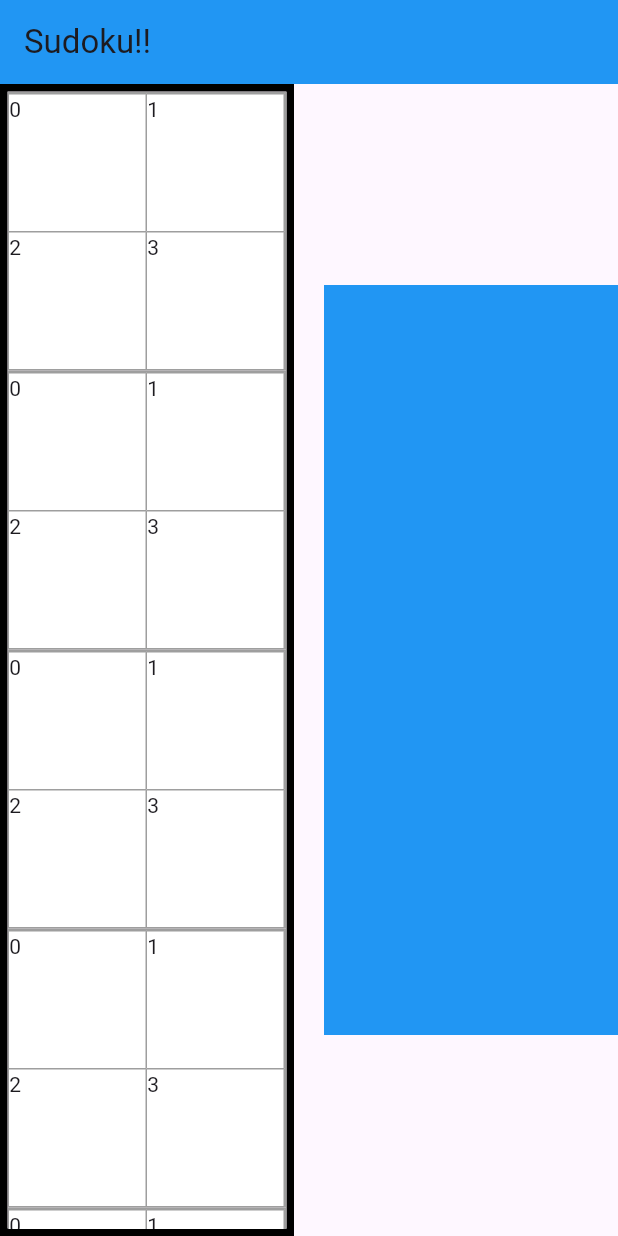
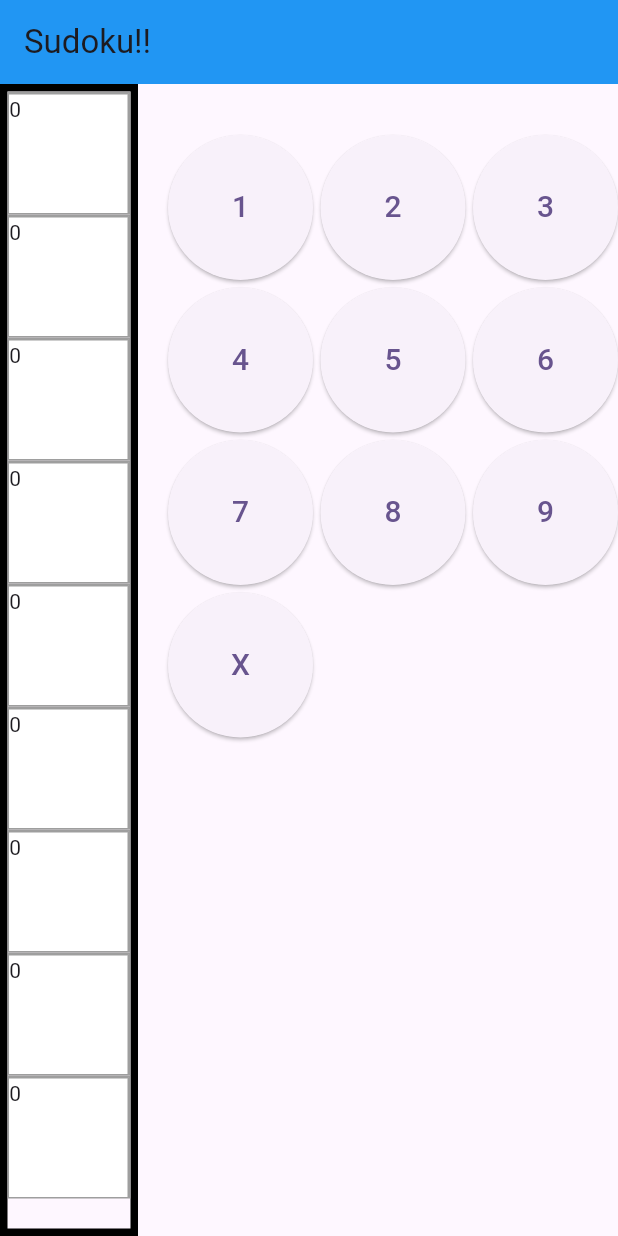
Before and after one commit to ChinNwabu97/project-sudoku, a Flutter app: the screen it shows after launch, on a phone screen of 412 x 824 dp. Run offline on Flutter 3.47's test engine with Material 3 defaults, Android fonts, the phone set to English and light mode, and no system bars.

Commit message:
Created a number pad
NumberPad file introduced

A SizedBox made so that the number pad size could be controlled

```diff
--- a/sudoku/lib/page/home_page/grid_in_grid.dart
+++ b/sudoku/lib/page/home_page/grid_in_grid.dart
@@ -24,7 +24,8 @@ class GridInGrid extends StatelessWidget {
           itemCount: 9,
           itemBuilder: (context, i) {
             return SudokuBox(index: i);
-          }),
+          }
+        ),
     );
   }
 }
--- a/sudoku/lib/page/home_page/home.dart
+++ b/sudoku/lib/page/home_page/home.dart
@@ -1,4 +1,5 @@
 import 'package:flutter/material.dart';
+import 'package:sudoku/page/home_page/number_pad.dart';
 import 'grid.dart';
 
 // This is the file for the home page.
@@ -19,17 +20,17 @@ class HomePage extends StatelessWidget {
             mainAxisAlignment: MainAxisAlignment.center,
             crossAxisAlignment: CrossAxisAlignment.center,
             children: [
-              Flexible(child: Grid()),
+              Flexible(
+                child: Grid()),
               const SizedBox(width: 20,),
-              Flexible(
-                child: Container(
-                  height: 500,
-                  width: 500,
-                  color: Colors.blue
-                ),
-              )
+              SizedBox( // Sized box to control the amount of space the number pad takes
+                height: 700,
+                width: 300,
+                child: NumberPad(),
+              ),
             ],
-          )),
+          )
+      ),
     );
   }
 }
--- /dev/null
+++ b/sudoku/lib/page/home_page/number_pad.dart
@@ -0,0 +1,47 @@
+import 'package:flutter/material.dart';
+
+class NumberPad extends StatelessWidget {
+
+  final List<String> numberPadButtons = [
+    '1', '2', '3',
+    '4', '5', '6',
+    '7', '8', '9',
+         'X'
+  ];
+
+  @override
+  Widget build(BuildContext context) {
+    return Scaffold(
+      body: Column(
+        children: [
+          Flexible(
+            child: GridView.builder(
+              gridDelegate: const SliverGridDelegateWithFixedCrossAxisCount(
+                crossAxisCount: 3, // Three columns for the number pad
+                crossAxisSpacing: 5,
+                mainAxisSpacing: 5,
+                childAspectRatio: 1 //Ensures the buttons will be square
+              ),
+              itemCount: numberPadButtons.length,
+              itemBuilder:(context, index) {
+                return ElevatedButton(
+                  onPressed: () {
+                    String buttonText = numberPadButtons[index];
+                    print('Button pressed: $buttonText');
+                  },
+                  style: ElevatedButton.styleFrom(
+                    padding: EdgeInsets.all(0)
+                  ),
+                  child: Text(
+                    numberPadButtons[index],
+                    style: const TextStyle(fontSize: 20),
+                  ),
+                );
+              }
+            )
+          )
+        ],
+      )
+    );
+  }
+}
```
